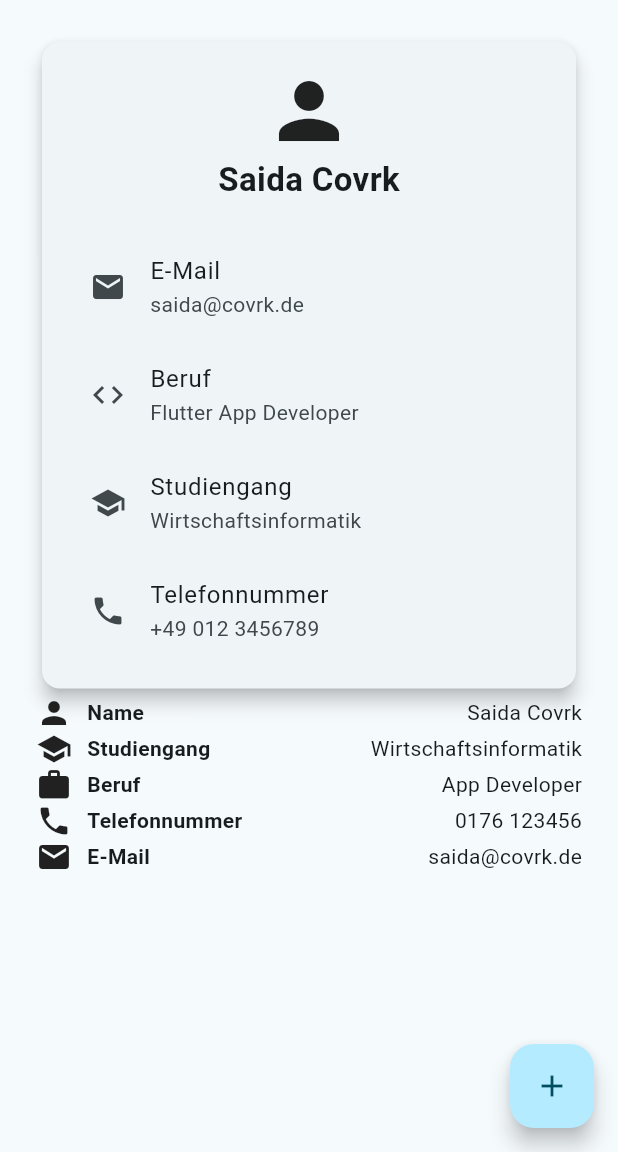
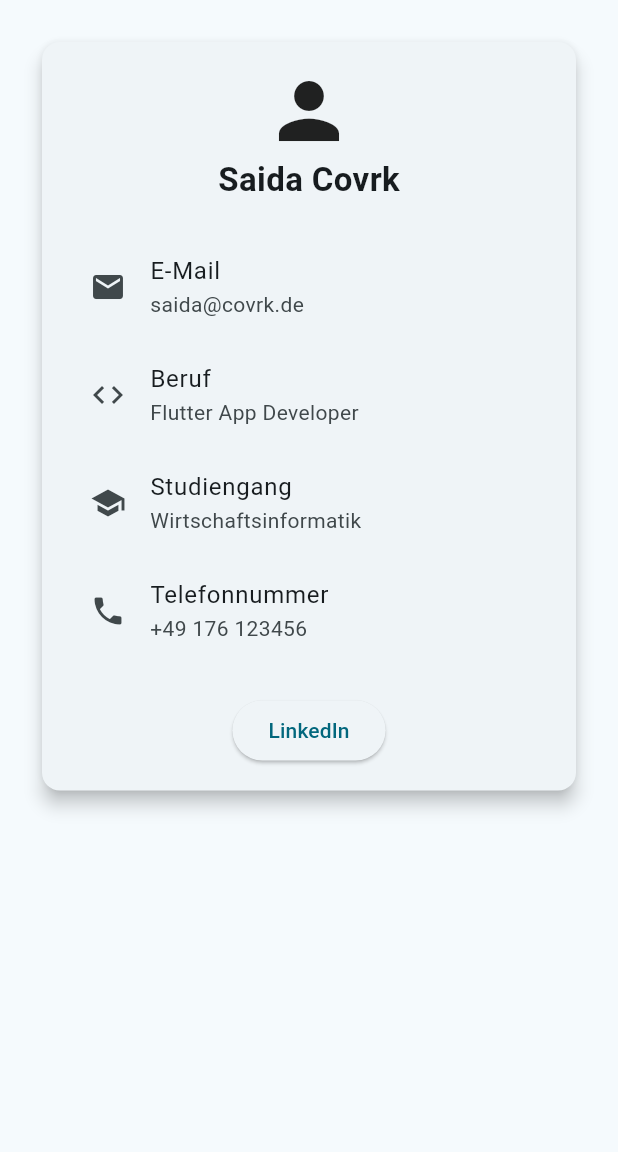
Before and after one commit to a-Bit-Of-Saida/Flutter_Einsteiger_Projekt, a Flutter app: the screen it shows after launch, on a phone screen of 412 x 824 dp, the part 84-1236 px from its top. Run offline on Flutter 3.47's test engine with Material 3 defaults, Android fonts, the phone set to English and light mode, and no system bars.

Commit message:
02 Flutter Grundlagen: Added LinkedIn Button
LinkedIn Button hinzugefügt, um onTap die LinkedIn App zu öffnen, welche direkt auf mein Profil führt.

```diff
--- a/02 Flutter Grundlagen/visitenkarten_app/lib/main.dart
+++ b/02 Flutter Grundlagen/visitenkarten_app/lib/main.dart
@@ -30,6 +30,7 @@ Card
  */
 
 import 'package:flutter/material.dart';
+import 'package:url_launcher/url_launcher.dart';
 
 void main() {
   runApp(const MyApp());
@@ -44,7 +45,7 @@ class MyApp extends StatelessWidget {
       title: 'Visitenkarten App',
       theme: ThemeData(
         colorScheme: ColorScheme.fromSeed(
-          seedColor: const Color.fromARGB(255, 60, 167, 197),
+          seedColor: Color.fromARGB(255, 60, 167, 197),
         ),
       ),
       home: const MyHomePage(title: 'Visitenkarten App'),
@@ -52,150 +53,78 @@ class MyApp extends StatelessWidget {
   }
 }
 
-class MyHomePage extends StatefulWidget {
+class MyHomePage extends StatelessWidget {
   const MyHomePage({super.key, required this.title});
 
   final String title;
 
-  @override
-  State<MyHomePage> createState() => _MyHomePageState();
-}
+  Future<void> openLinkedIn() async {
+    final Uri linkedin = Uri.parse('https://www.linkedin.com/in/saida-covrk/');
 
-class _MyHomePageState extends State<MyHomePage> {
+    await launchUrl(linkedin, mode: LaunchMode.externalApplication);
+  }
+
   @override
   Widget build(BuildContext context) {
     return Scaffold(
       appBar: AppBar(
         backgroundColor: Theme.of(context).colorScheme.inversePrimary,
-        title: Text(widget.title),
+        title: Text(title),
       ),
       body: Padding(
         padding: const EdgeInsets.all(24),
         child: Column(
-          crossAxisAlignment: CrossAxisAlignment.start,
           children: [
             Card(
               elevation: 5,
               child: Padding(
-                padding: EdgeInsets.all(16),
+                padding: const EdgeInsets.all(16),
                 child: Column(
                   mainAxisSize: MainAxisSize.min,
                   children: [
-                    Icon(Icons.person, size: 60),
-                    Text(
+                    const Icon(Icons.person, size: 60),
+                    const Text(
                       'Saida Covrk',
                       style: TextStyle(
                         fontSize: 22,
                         fontWeight: FontWeight.bold,
                       ),
                     ),
-                    SizedBox(height: 20),
-                    ListTile(
+                    const SizedBox(height: 20),
+
+                    const ListTile(
                       leading: Icon(Icons.email),
                       title: Text('E-Mail'),
                       subtitle: Text('saida@covrk.de'),
                     ),
-                    ListTile(
+                    const ListTile(
                       leading: Icon(Icons.code),
                       title: Text('Beruf'),
                       subtitle: Text('Flutter App Developer'),
                     ),
-                    ListTile(
+                    const ListTile(
                       leading: Icon(Icons.school),
                       title: Text('Studiengang'),
                       subtitle: Text('Wirtschaftsinformatik'),
                     ),
-                    ListTile(
+                    const ListTile(
                       leading: Icon(Icons.phone),
                       title: Text('Telefonnummer'),
-                      subtitle: Text('+49 012 3456789'),
+                      subtitle: Text('+49 176 123456'),
+                    ),
+
+                    const SizedBox(height: 20),
+
+                    ElevatedButton(
+                      onPressed: openLinkedIn,
+                      child: const Text('LinkedIn'),
                     ),
                   ],
                 ),
               ),
             ),
-            const Row(
-              children: [
-                Icon(Icons.person),
-                SizedBox(width: 10),
-                Expanded(
-                  flex: 2,
-                  child: Text(
-                    'Name',
-                    style: TextStyle(fontWeight: FontWeight.bold),
-                  ),
-                ),
-                SizedBox(width: 10),
-                Text('Saida Covrk'),
-              ],
-            ),
-            const Row(
-              children: [
-                Icon(Icons.school),
-                SizedBox(width: 10),
-                Expanded(
-                  flex: 2,
-                  child: Text(
-                    'Studiengang',
-                    style: TextStyle(fontWeight: FontWeight.bold),
-                  ),
-                ),
-                SizedBox(width: 10),
-                Text('Wirtschaftsinformatik'),
-              ],
-            ),
-            const Row(
-              children: [
-                Icon(Icons.work),
-                SizedBox(width: 10),
-                Expanded(
-                  flex: 2,
-                  child: Text(
-                    'Beruf',
-                    style: TextStyle(fontWeight: FontWeight.bold),
-                  ),
-                ),
-                SizedBox(width: 10),
-                Text('App Developer'),
-              ],
-            ),
-            const Row(
-              children: [
-                Icon(Icons.phone),
-                SizedBox(width: 10),
-                Expanded(
-                  flex: 2,
-                  child: Text(
-                    'Telefonnummer',
-                    style: TextStyle(fontWeight: FontWeight.bold),
-                  ),
-                ),
-                SizedBox(width: 10),
-                Text('0176 123456'),
-              ],
-            ),
-            const Row(
-              children: [
-                Icon(Icons.email),
-                SizedBox(width: 10),
-                Expanded(
-                  flex: 2,
-                  child: Text(
-                    'E-Mail',
-                    style: TextStyle(fontWeight: FontWeight.bold),
-                  ),
-                ),
-                SizedBox(width: 10),
-                Text('saida@covrk.de'),
-              ],
-            ),
           ],
         ),
-      ),
-      floatingActionButton: FloatingActionButton(
-        onPressed: null,
-        tooltip: 'Increment',
-        child: const Icon(Icons.add),
       ),
     );
   }
--- a/02 Flutter Grundlagen/visitenkarten_app/pubspec.yaml
+++ b/02 Flutter Grundlagen/visitenkarten_app/pubspec.yaml
@@ -30,6 +30,7 @@ environment:
 dependencies:
   flutter:
     sdk: flutter
+  url_launcher: ^6.3.1
 
   # The following adds the Cupertino Icons font to your application.
   # Use with the CupertinoIcons class for iOS style icons.
```
Also changed, not shown: 02 Flutter Grundlagen/visitenkarten_app/pubspec.lock, 14 other files.
